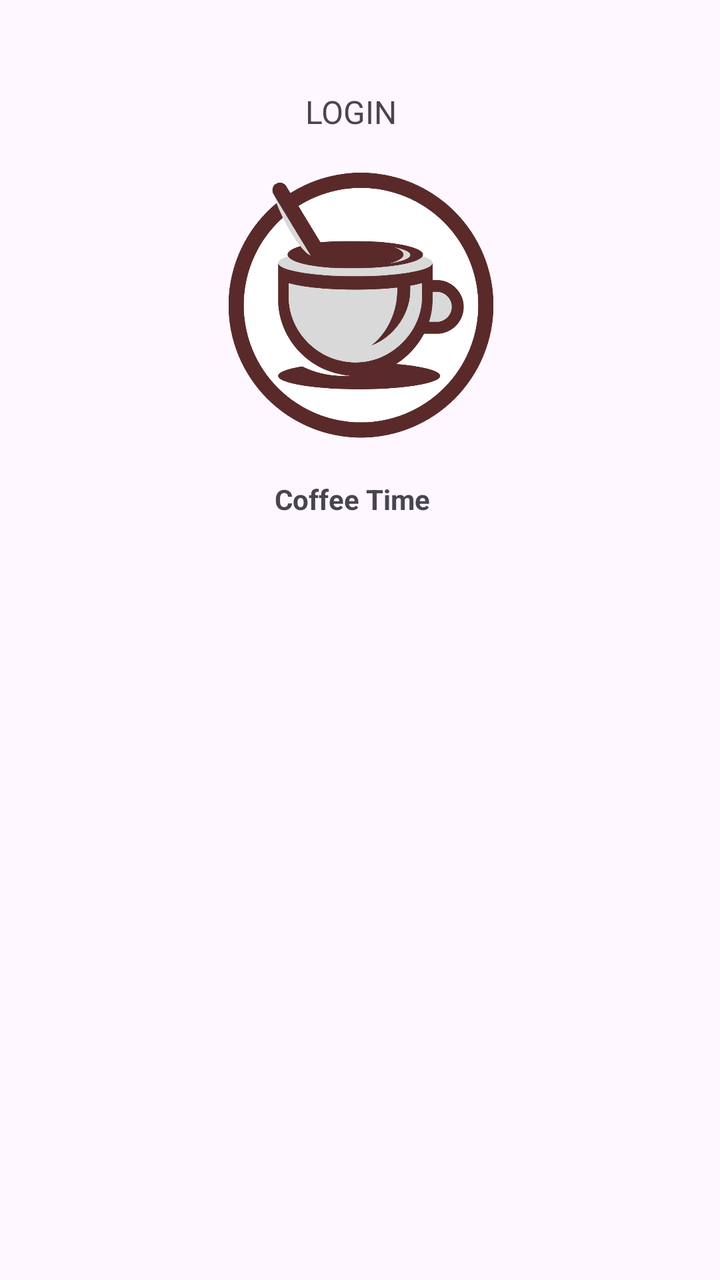
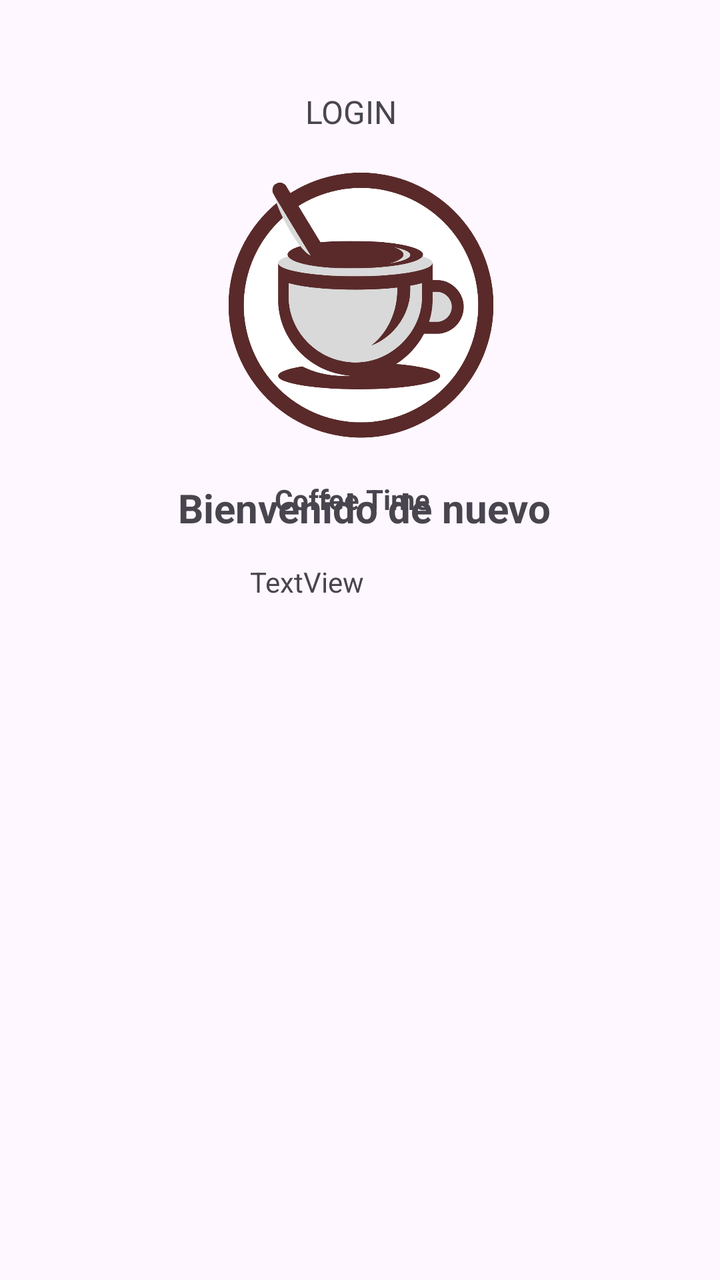

The first picture is an Android layout as it rendered before a commit; the second is the same layout after the commit. The layout source and the unified diff follow.
<!-- AndroidManifest.xml: application theme Theme.Cafeteria -->
<!-- res/layout/activity_segunda.xml -->
<?xml version="1.0" encoding="utf-8"?>
<androidx.constraintlayout.widget.ConstraintLayout xmlns:android="http://schemas.android.com/apk/res/android"
    xmlns:app="http://schemas.android.com/apk/res-auto"
    xmlns:tools="http://schemas.android.com/tools"
    android:id="@+id/main"
    android:layout_width="match_parent"
    android:layout_height="match_parent"
    tools:context=".SegundaActivity">


    <ImageView
        android:id="@+id/imageView"
        android:layout_width="269dp"
        android:layout_height="266dp"
        android:layout_marginStart="130dp"
        android:layout_marginTop="28dp"
        android:layout_marginEnd="131dp"
        android:src="@drawable/logo_coffe"
        app:layout_constraintEnd_toEndOf="parent"
        app:layout_constraintHorizontal_bias="0.495"
        app:layout_constraintStart_toStartOf="parent"
        app:layout_constraintTop_toTopOf="parent" />

    <TextView
        android:id="@+id/textView2"
        android:layout_width="86dp"
        android:layout_height="19dp"
        android:layout_marginStart="32dp"
        android:layout_marginTop="240dp"
        android:layout_marginEnd="24dp"
        android:text="Coffee Time"
        android:textStyle="bold"
        app:layout_constraintEnd_toEndOf="parent"
        app:layout_constraintHorizontal_bias="0.483"
        app:layout_constraintStart_toStartOf="parent"
        app:layout_constraintTop_toTopOf="parent" />

    <TextView
        android:id="@+id/textView"
        android:layout_width="wrap_content"
        android:layout_height="wrap_content"
        android:layout_marginStart="172dp"
        android:layout_marginTop="45dp"
        android:layout_marginEnd="181dp"
        android:text="LOGIN"
        android:textSize="16sp"
        app:layout_constraintEnd_toEndOf="parent"
        app:layout_constraintStart_toStartOf="parent"
        app:layout_constraintTop_toTopOf="parent" />
</androidx.constraintlayout.widget.ConstraintLayout>
<!-- resources referenced by this layout -->
<resources>
  <!-- drawable logo_coffe: png bitmap (drawable, 106600 bytes) -->
  <style name="Theme.Cafeteria" parent="Base.Theme.Cafeteria" />
  <style name="Base.Theme.Cafeteria" parent="Theme.Material3.DayNight.NoActionBar">
          
          
      </style>
</resources>

<!-- the commit's change to res/layout/activity_segunda.xml (unified diff, before → after) -->
@@ -47,4 +47,34 @@
         app:layout_constraintEnd_toEndOf="parent"
         app:layout_constraintStart_toStartOf="parent"
         app:layout_constraintTop_toTopOf="parent" />
+
+    <TextView
+        android:id="@+id/textView5"
+        android:layout_width="247dp"
+        android:layout_height="39dp"
+        android:layout_marginStart="7dp"
+        android:gravity="center"
+        android:text="Bienvenido de nuevo"
+        android:textSize="20sp"
+        android:textStyle="bold"
+        app:layout_constraintBottom_toBottomOf="parent"
+        app:layout_constraintEnd_toEndOf="parent"
+        app:layout_constraintHorizontal_bias="0.488"
+        app:layout_constraintStart_toStartOf="parent"
+        app:layout_constraintTop_toTopOf="parent"
+        app:layout_constraintVertical_bias="0.39" />
+
+    <TextView
+        android:id="@+id/textView6"
+        android:layout_width="wrap_content"
+        android:layout_height="wrap_content"
+        android:layout_marginTop="11dp"
+        android:layout_marginEnd="178dp"
+        android:text="TextView"
+        app:layout_constraintBottom_toBottomOf="parent"
+        app:layout_constraintEnd_toEndOf="parent"
+        app:layout_constraintHorizontal_bias="1.0"
+        app:layout_constraintStart_toStartOf="parent"
+        app:layout_constraintTop_toTopOf="parent"
+        app:layout_constraintVertical_bias="0.443" />
 </androidx.constraintlayout.widget.ConstraintLayout>
